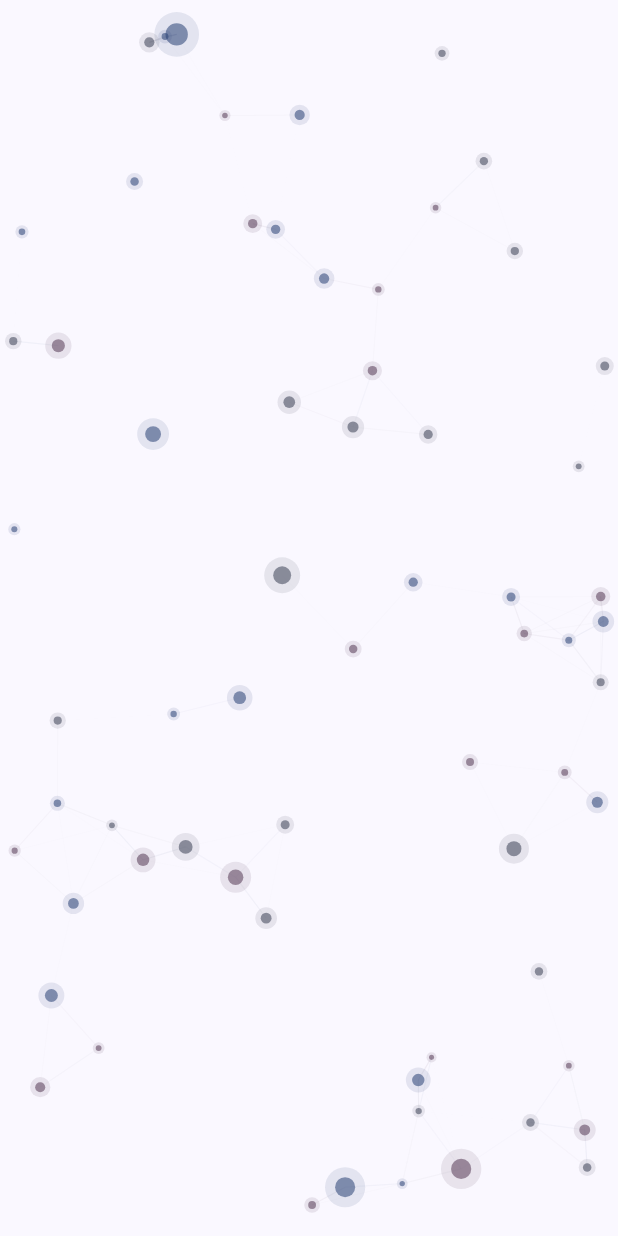
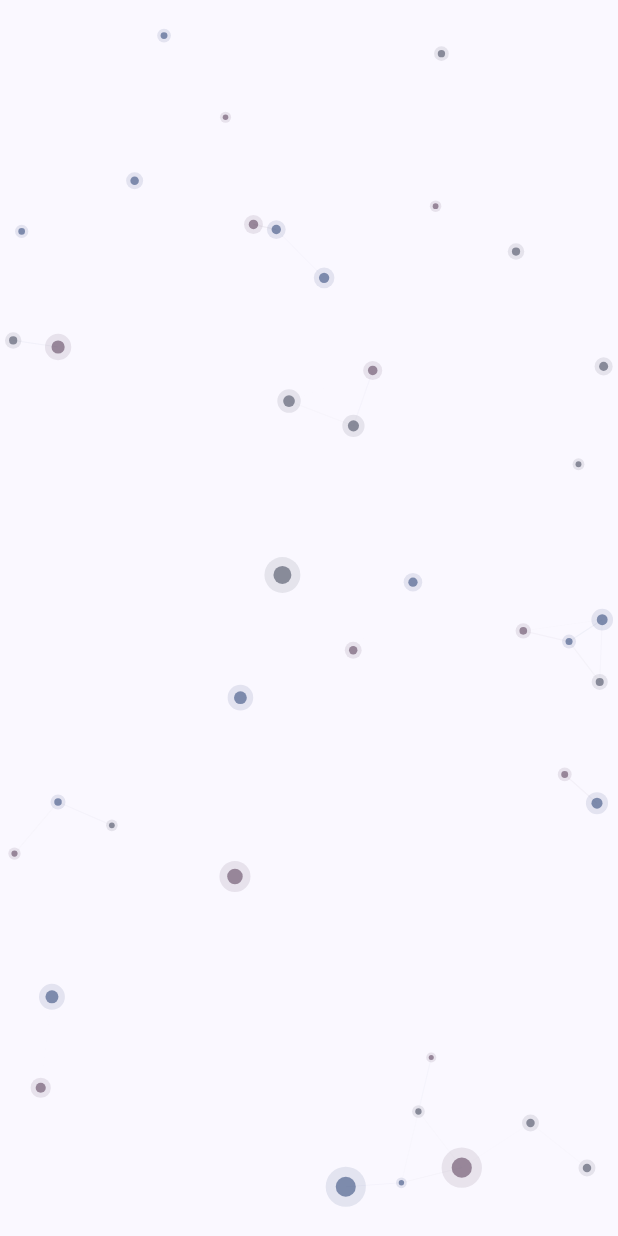
Before and after one commit to O4bit/Project-Asteria, an Android app built with Jetpack Compose: the composable ParticlesBackground shown on its own in the app's theme, on a phone screen of 412 x 824 dp. Run offline under Robolectric (Android 15) with nearby library versions, the light colour scheme and no system bars; Roboto replaces fonts that are not available here; 2 statements that could not run were skipped.

Commit message:
Perf: fix sensor throttle, particle O(n²) optimization, world path caching, bg lifecycle; Widget: SVG map + theme-aware colors

```diff
--- a/app/src/main/java/space/o4bit/projectasteria/ui/components/backgrounds/ParticlesBackground.kt
+++ b/app/src/main/java/space/o4bit/projectasteria/ui/components/backgrounds/ParticlesBackground.kt
@@ -35,9 +35,10 @@ fun ParticlesBackground(
         context = context, coroutineScope = coroutineScope
     )
 
+    // Reduced from 65 → 40 particles; still visually dense but ~63% fewer connection checks
     val particles = remember {
         mutableStateListOf<Particle>().apply {
-            repeat(65) {
+            repeat(40) {
                 val radius = when (Random.nextFloat()) {
                     in 0f..0.6f -> 2.5f + Random.nextFloat() * 3f
                     in 0.6f..0.9f -> 4f + Random.nextFloat() * 4f
@@ -92,20 +93,27 @@ fun ParticlesBackground(
     Canvas(modifier = modifier.fillMaxSize()) {
         val tiltX = parallaxState.tiltX.value
         val tiltY = parallaxState.tiltY.value
-        val connectDist = size.width * 0.22f
-        val connectDistSq = connectDist * connectDist
+        val parallaxStrength = 25f
 
-        val positions = particles.map { p ->
-            val parallaxStrength = 25f
+        // Pre-compute pixel positions once per frame
+        val positions = Array(particles.size) { i ->
+            val p = particles[i]
             Offset(
                 p.x * size.width + tiltX * parallaxStrength,
                 p.y * size.height + tiltY * parallaxStrength
             )
         }
 
+        // Optimized connection: use reduced connect distance (18% vs 22%) to significantly
+        // cut the number of pairs that pass the distance test — fewer drawLine calls
+        val connectDist = size.width * 0.18f
+        val connectDistSq = connectDist * connectDist
+
         for (i in particles.indices) {
             for (j in i + 1 until particles.size) {
                 val dx = positions[i].x - positions[j].x
+                // Early-exit on X before computing Y and doing sqrt — much cheaper
+                if (dx * dx > connectDistSq) continue
                 val dy = positions[i].y - positions[j].y
                 val distSq = dx * dx + dy * dy
                 if (distSq < connectDistSq) {
@@ -125,7 +133,7 @@ fun ParticlesBackground(
         particles.forEachIndexed { index, p ->
             val pos = positions[index]
             val color = when (p.colorIndex) { 0 -> primaryColor; 1 -> secondaryColor; else -> tertiaryColor }
-            drawCircle(color = color.copy(alpha = 0.55f * 0.2f), radius = p.radius * 2f, center = pos)
+            drawCircle(color = color.copy(alpha = 0.11f), radius = p.radius * 2f, center = pos)
             drawCircle(color = color.copy(alpha = 0.55f), radius = p.radius, center = pos)
         }
     }
```
Also changed, not shown: app/src/main/java/space/o4bit/projectasteria/ui/components/AnimatedBackground.kt (+8 -7 lines), app/src/main/java/space/o4bit/projectasteria/ui/components/backgrounds/AnimationSpecs.kt (+21 -4 lines).
